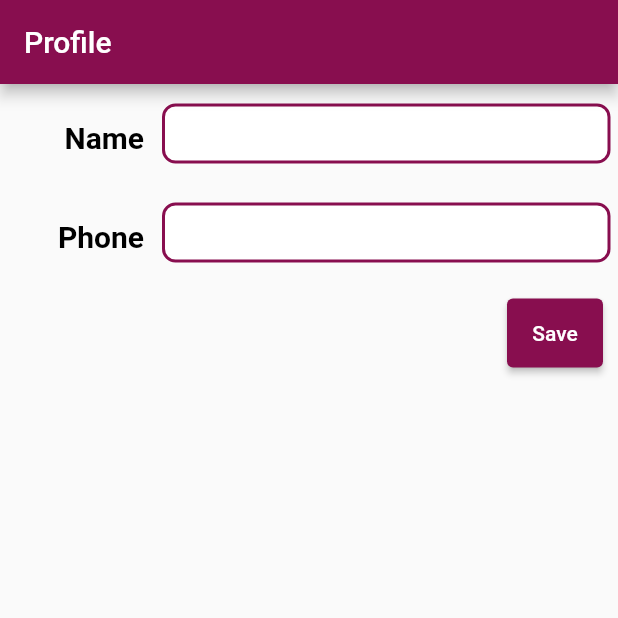
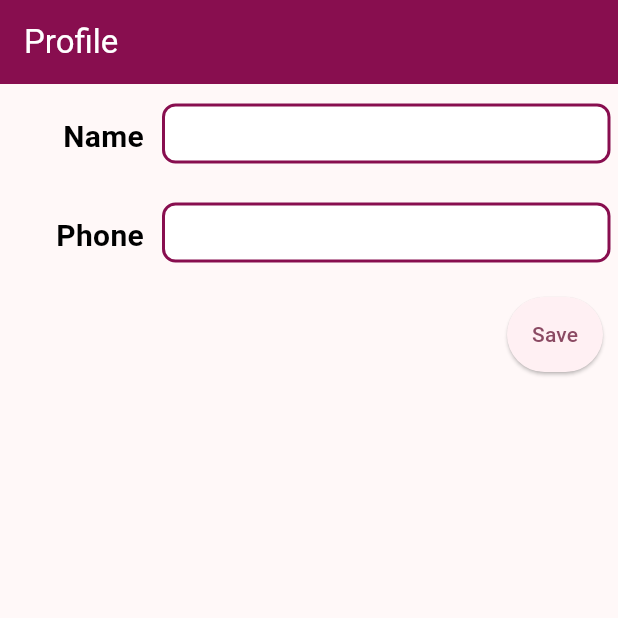
Before and after one commit to ShamilPP/myline_car, a Flutter app: the screen it shows after launch, on a phone screen of 412 x 824 dp, the top half of it. Run offline on Flutter 3.47's test engine with Material 3 defaults, Android fonts, the light colour scheme and no system bars; our stand-ins replace cloud_firestore, firebase_core, firebase_storage, flutter_spinkit, fluttertoast, image_picker and 1 more; accounts and stored records are empty.

Commit message:
project updated

```diff
--- a/lib/main.dart
+++ b/lib/main.dart
@@ -1,6 +1,6 @@
 import 'package:firebase_core/firebase_core.dart';
 import 'package:flutter/material.dart';
-import 'package:myline_car/utils/colors.dart';
+import 'package:myline_car/utils/theme.dart';
 import 'package:myline_car/view/screens/splash/splash_screen.dart';
 import 'package:myline_car/view_model/cars_provider.dart';
 import 'package:myline_car/view_model/orders_provider.dart';
@@ -28,7 +28,7 @@ class MyApp extends StatelessWidget {
       ],
       child: MaterialApp(
         title: 'MyLine - Car',
-        theme: ThemeData(primarySwatch: colors.primarySwatch, useMaterial3: false),
+        theme: MyLineTheme.lightThemeData(),
         home: const SplashScreen(),
       ),
     );
--- a/lib/utils/colors.dart
+++ b/lib/utils/colors.dart
@@ -4,21 +4,4 @@ class colors {
   static Color primaryColor = const Color(0xFF880E4F);
   static Color bgColor = const Color(0xFFE3E3E3);
   static Color foreColor = const Color(0xFFFFFFFF);
-  static Color buttonBackground = const Color(0xFF880D3B);
-
-  //Material color
-  static Map<int, Color> materialColorCode = {
-    50: const Color.fromRGBO(136, 14, 79, .1),
-    100: const Color.fromRGBO(136, 14, 79, .2),
-    200: const Color.fromRGBO(136, 14, 79, .3),
-    300: const Color.fromRGBO(136, 14, 79, .4),
-    400: const Color.fromRGBO(136, 14, 79, .5),
-    500: const Color.fromRGBO(136, 14, 79, .6),
-    600: const Color.fromRGBO(136, 14, 79, .7),
-    700: const Color.fromRGBO(136, 14, 79, .8),
-    800: const Color.fromRGBO(136, 14, 79, .9),
-    900: const Color.fromRGBO(136, 14, 79, 1),
-  };
-
-  static MaterialColor primarySwatch = MaterialColor(0xFF880E4F, materialColorCode);
 }
--- /dev/null
+++ b/lib/utils/theme.dart
@@ -0,0 +1,15 @@
+import 'package:flutter/material.dart';
+import 'package:myline_car/utils/colors.dart';
+
+class MyLineTheme {
+  static ThemeData lightThemeData() {
+    return ThemeData(
+      colorSchemeSeed: colors.primaryColor,
+      appBarTheme: AppBarTheme(color: colors.primaryColor,foregroundColor: colors.foreColor)
+    );
+  }
+
+  static ThemeData darkThemeData() {
+    return ThemeData();
+  }
+}
--- a/pubspec.yaml
+++ b/pubspec.yaml
@@ -19,7 +19,7 @@ publish_to: 'none' # Remove this line if you wish to publish to pub.dev
 version: 1.0.0+1
 
 environment:
-  sdk: '>=3.1.1 <4.0.0'
+  sdk: '>=3.3.0 <4.0.0'
 
 # Dependencies specify other packages that your package needs in order to work.
 # To automatically upgrade your package dependencies to the latest versions
@@ -34,7 +34,7 @@ dependencies:
 
   # The following adds the Cupertino Icons font to your application.
   # Use with the CupertinoIcons class for iOS style icons.
-  cupertino_icons: ^1.0.2
+  cupertino_icons: ^1.0.6
   firebase_core: ^2.22.0
   cloud_firestore: ^4.13.0
   firebase_storage: ^11.5.1
@@ -43,6 +43,7 @@ dependencies:
   shared_preferences: ^2.2.2
   fluttertoast: ^8.2.2
   intl: ^0.19.0
+  flutter_spinkit: ^5.2.1
 
 dev_dependencies:
   flutter_test:
```
Also changed, not shown: lib/view/screens/home/home_screen.dart (+55 -18 lines), lib/view/widgets/loading_network_image.dart (added, +31 -0 lines), pubspec.lock, 4 other files.
